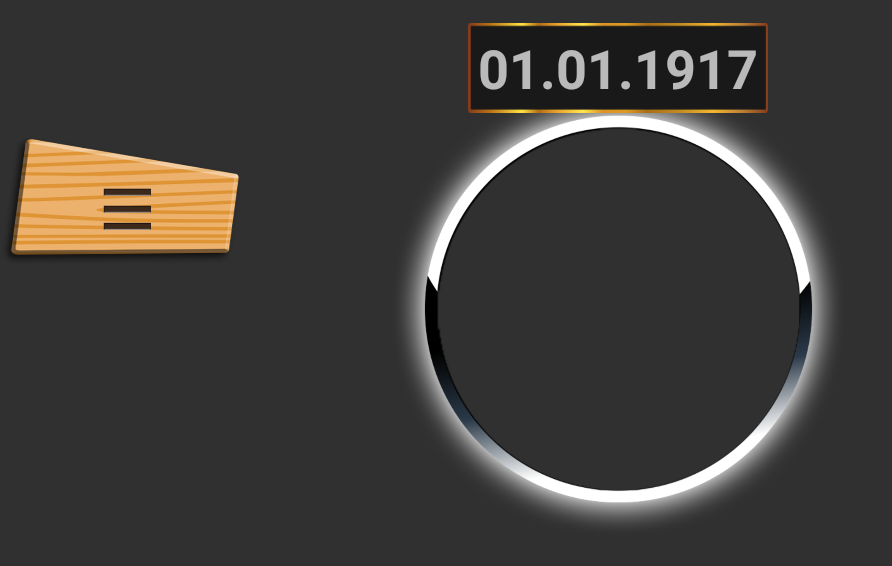
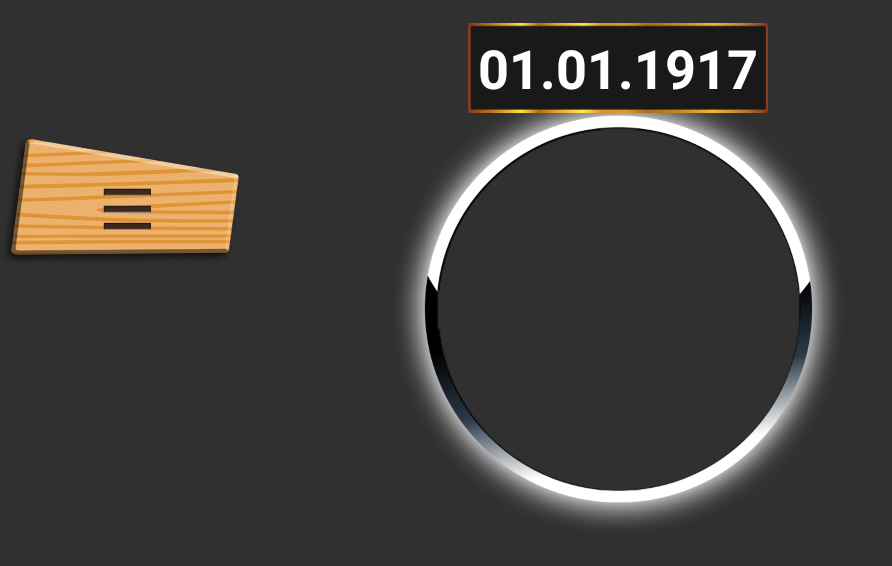
Before and after one commit to Danseer/Emblem, an Android app: the screen it shows after launch (MainActivity), on a phone screen of 824 x 412 dp (held sideways). Shown: the top 566 px of the screen, without its empty margins (0-892 px from the left). Run offline under Robolectric (Android 15) with nearby library versions, the phone set to English and light mode, and no system bars; Roboto replaces fonts that are not available here.

Commit message:
update manifest

```diff
--- a/app/src/main/java/eniac/konstantin/emblem/CustomButton.java
+++ b/app/src/main/java/eniac/konstantin/emblem/CustomButton.java
@@ -14,7 +14,7 @@ import android.view.MotionEvent;
 import android.widget.Button;
 
 
-public class CustomButton extends Button {
+public class CustomButton extends android.support.v7.widget.AppCompatButton {
 
     private Region touchRegion = new Region();
 
@@ -23,11 +23,15 @@ public class CustomButton extends Button {
     }
 
     public CustomButton(Context context, AttributeSet attrs) {
+
         super(context, attrs);
+        initStyleButton(attrs);
     }
 
     public CustomButton(Context context, AttributeSet attrs, int defStyleAttr) {
+
         super(context, attrs, defStyleAttr);
+        initStyleButton(attrs);
     }
 
     @Override
@@ -41,7 +45,7 @@ public class CustomButton extends Button {
     }
 
     private void initStyleButton(AttributeSet attrs) {
-        @SuppressLint("CustomViewStyleable") TypedArray a = getContext().obtainStyledAttributes(attrs,
+        TypedArray a = getContext().obtainStyledAttributes(attrs,
                 R.styleable.TouchAreaButton);
 
         int areaId = a.getResourceId(R.styleable.TouchAreaButton_toucharea, 0);
--- a/app/src/main/res/layout/activity_main.xml
+++ b/app/src/main/res/layout/activity_main.xml
@@ -30,6 +30,7 @@
         android:fontFamily="@font/astloch"
         android:gravity="center_vertical|center_horizontal"
         android:text="@string/field_date"
+        android:textColor="@android:color/white"
         android:textSize="36sp"
         android:textStyle="bold"
         app:layout_constraintEnd_toEndOf="parent"
--- a/app/src/main/res/values/arrays.xml
+++ b/app/src/main/res/values/arrays.xml
@@ -1,7 +1,7 @@
 <?xml version="1.0" encoding="utf-8"?>
 <resources>
     <array name="touch_area_menu_button">
-        <item>90 18 73 22</item>
+        <item>0 0 73 22</item>
         <item>58 33 135 34</item>
         <item>44 48 45 38</item>
         <item>167 48 45 38</item>
```
